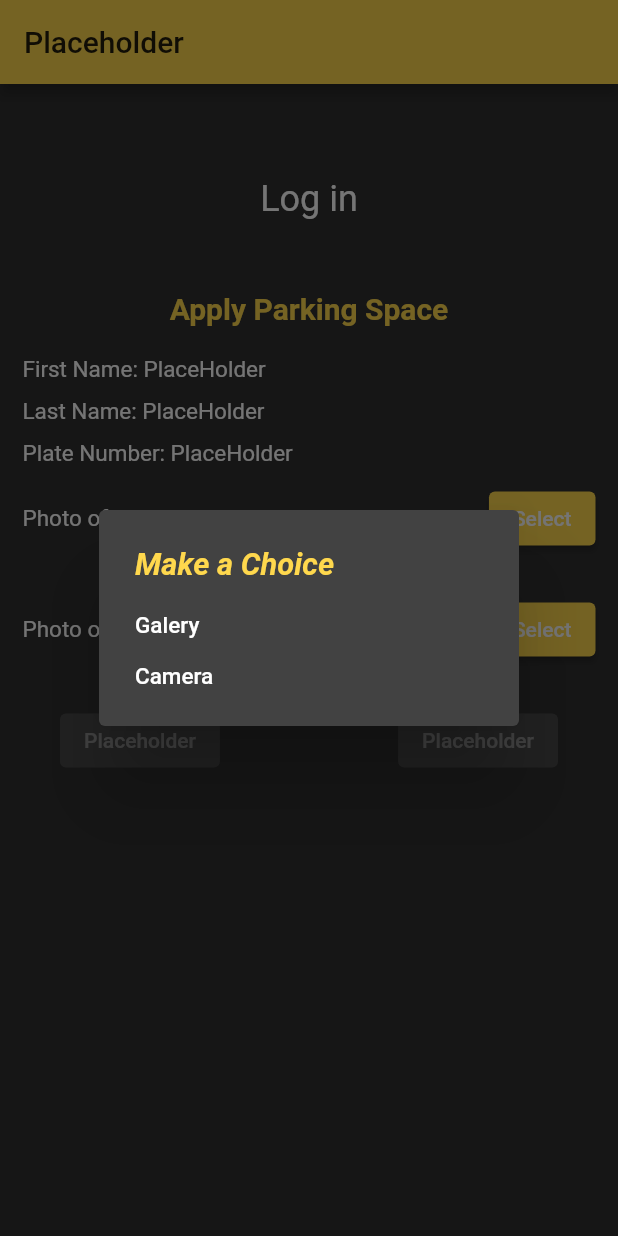
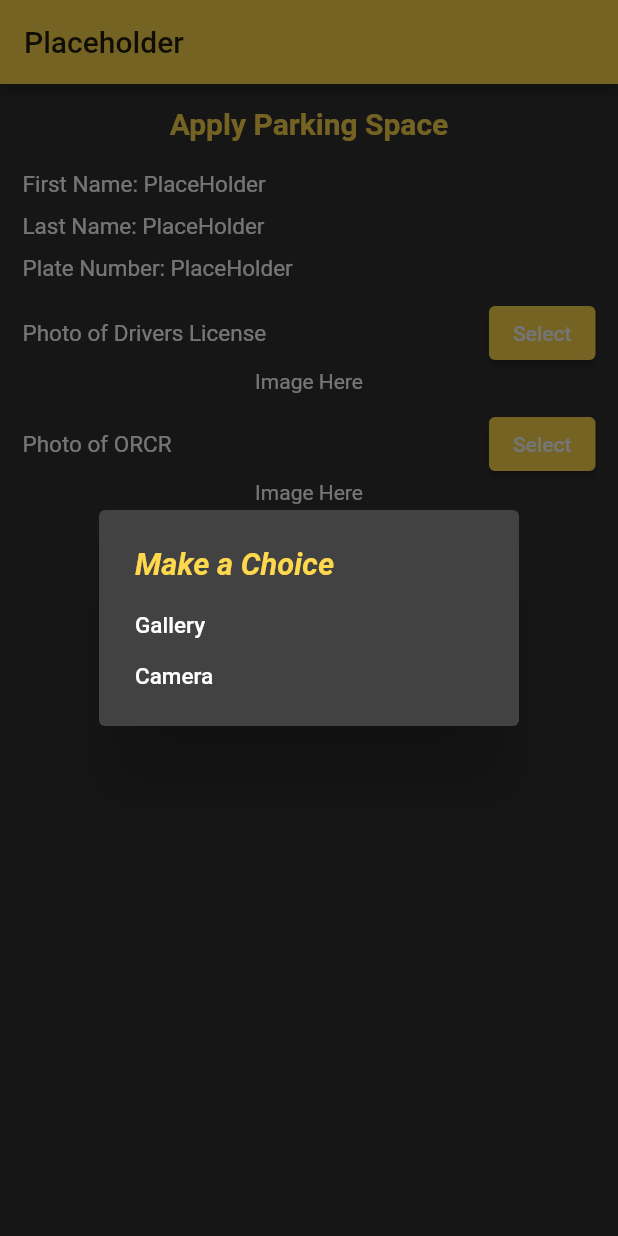
Before and after one commit to Evanchii/DailyRecord, a Flutter app: the screen it shows after launch, after a tap on "Select", on a phone screen of 412 x 824 dp. Run offline on Flutter 3.47's test engine with Material 2 defaults, Android fonts, the phone set to English and light mode, and no system bars; our stand-ins replace image_picker, permission_handler, splashscreen; missing offline and left inert: qr.

Commit message:
-apply
//fix some wrong spelling

```diff
--- a/lib/apply.dart
+++ b/lib/apply.dart
@@ -1,8 +1,6 @@
 import 'dart:io';
 import 'package:flutter/material.dart';
 import 'package:image_picker/image_picker.dart';
-
-
 
 // class Apply extends StatelessWidget {
 class Apply extends StatefulWidget {
@@ -16,7 +14,7 @@ class _apply extends State<Apply>{
 
   final picker = ImagePicker();
 
-  void _openGaleryDL(BuildContext context) async {
+  void _openGalleryDL(BuildContext context) async {
     var _pictureDL = await picker.getImage(source: ImageSource.gallery);
     this.setState(() {
       if(_pictureDL!=null){
@@ -27,6 +25,7 @@ class _apply extends State<Apply>{
     });
     Navigator.of(context).pop();
   }
+
   void _openCameraDL(BuildContext context)async{
    var _pictureDL = await picker.getImage(source: ImageSource.camera);
     this.setState(() {
@@ -49,9 +48,9 @@ class _apply extends State<Apply>{
           child: ListBody(
             children: <Widget>[
               GestureDetector(
-                child: Text("Galery",style: TextStyle(fontSize: 15.0,fontWeight: FontWeight.w500),),
+                child: Text("Gallery",style: TextStyle(fontSize: 15.0,fontWeight: FontWeight.w500),),
                 onTap: (){
-                  _openGaleryDL(context);
+                  _openGalleryDL(context);
                 },
               ),
               Padding(padding: EdgeInsets.all(8.0)),
@@ -67,7 +66,7 @@ class _apply extends State<Apply>{
       );
     });
   }
-  void _openGaleryORCR(BuildContext context) async {
+  void _openGalleryORCR(BuildContext context) async {
     var _pictureORCR= await picker.getImage(source: ImageSource.gallery);
     this.setState(() {
       if(_pictureORCR!=null){
@@ -94,21 +93,20 @@ class _apply extends State<Apply>{
   Future<void> _showDialogORCR(BuildContext context){
     return showDialog(context: context, builder: (BuildContext context){
       return AlertDialog(
-        title: Text("Make a Choice"),
+        title: Text("Make a Choice",style: TextStyle(fontSize: 20.5,color: Theme.of(context).primaryColor,fontWeight: FontWeight.bold),),
         content: SingleChildScrollView(
-
             child:
               ListBody(
                 children: <Widget>[
                   GestureDetector(
-                    child: Text("Galery"),
+                    child: Text("Gallery",style: TextStyle(fontSize: 15.0,fontWeight: FontWeight.w500),),
                     onTap: (){
-                      _openGaleryORCR(context);
+                      _openGalleryORCR(context);
                     },
                   ),
                   Padding(padding: EdgeInsets.all(8.0)),
                   GestureDetector(
-                    child: Text("Camera"),
+                    child: Text("Camera",style: TextStyle(fontSize: 15.0,fontWeight: FontWeight.w500),),
                     onTap: (){
                       _openCameraORCR(context);
                     },
@@ -134,14 +132,14 @@ class _apply extends State<Apply>{
               padding: EdgeInsets.all(15.0),
               child: Column(
                 children: <Widget>[
-                  Container(
-                    height: height*.15,
-                    child: Text(
-                      "Log in",
-                      style: TextStyle(fontSize: 24.0),
-                    ),
-                    alignment: Alignment.center,
-                  ),
+                  // Container(
+                  //   height: height*.15,
+                  //   child: Text(
+                  //     "Log in",
+                  //     style: TextStyle(fontSize: 24.0),
+                  //   ),
+                  //   alignment: Alignment.center,
+                  // ),
                 // SingleChildScrollView(
                 //   child:
                   Container(
@@ -276,40 +274,27 @@ class _apply extends State<Apply>{
                             Container(
                                 child: _imageFileORCR ==null? Text("Image Here"):Image.file(_imageFileORCR,width: 300.0,height: 300.0,)),
                             SizedBox(
-                              height: 10.0,
+                              height: 50.0,
                             ),
-                            Container(
-                              padding: EdgeInsets.only(left: 25.0,right: 25.0),
-                              child: Row(
-                                mainAxisAlignment: MainAxisAlignment.spaceBetween,
-                                children: <Widget>[
-                                  ElevatedButton(
-                                    onPressed: null,
-                                    child: Text('Placeholder'),
-                                    style: ElevatedButton.styleFrom(
-                                      primary: Theme.of(context).primaryColor,
+
+
+                        Center(
+
+                            child:ElevatedButton(
+                              onPressed: null,
+                              child: Text('Submit'),
+                              style: ElevatedButton.styleFrom(
+                                primary: Theme.of(context).primaryColor,
                                     ),
                                   ),
-                                  ElevatedButton(
-                                    onPressed: null,
-                                    child: Text('Placeholder'),
-                                    style: ElevatedButton.styleFrom(
-                                      primary: Theme.of(context).primaryColor,
-                                    ),
-                                  ),
-                                ],
+
                               ),
-                            ),
                           ],
                         ),
                       ),
-
-                // ),
-
                 ],
               ),
             ),
-
           ),
           ],
         ),
```
